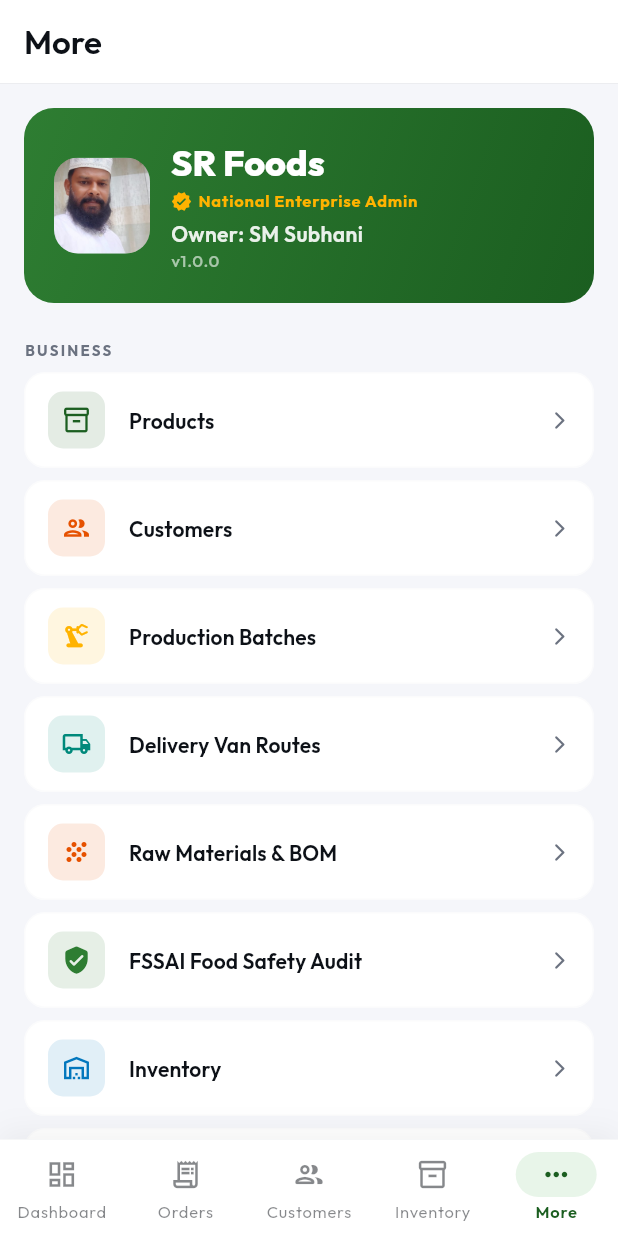
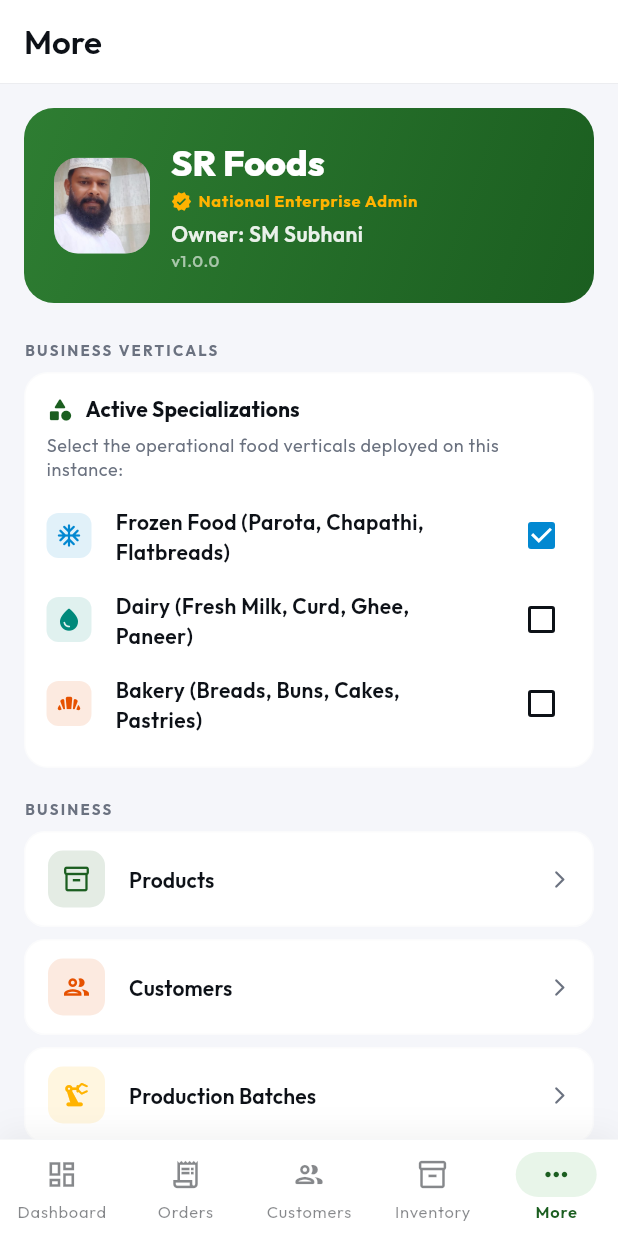
Before and after one commit to Shaik-Abdul-Sammed/SR-Foods, a Flutter app: the SettingsScreen screen opened by its route, on a phone screen of 412 x 824 dp. Run offline on Flutter 3.47's test engine with Material 3 defaults, Android fonts, the phone set to English and light mode, and no system bars; our stand-ins replace clock, connectivity_plus, drift, file_picker, fl_chart, flutter_animate and 14 more; missing offline and left inert: encrypt, mobile_scanner, sqlite3; accounts and stored records are empty; generated files the repository leaves out were written again; project files that could hold a hidden picture were left out.

Commit message:
feat(vertical): settings UI for vertical selection

```diff
--- a/lib/features/settings/presentation/screens/settings_screen.dart
+++ b/lib/features/settings/presentation/screens/settings_screen.dart
@@ -6,6 +6,7 @@ import '../../../../core/router/app_router.dart';
 import '../../../../core/theme/app_colors.dart';
 import '../../../../core/theme/app_text_styles.dart';
 import '../../../../core/theme/app_assets.dart';
+import '../../../../core/services/vertical_scope_service.dart';
 
 class SettingsScreen extends ConsumerWidget {
   const SettingsScreen({super.key});
@@ -57,6 +58,9 @@ class SettingsScreen extends ConsumerWidget {
           Padding(
             padding: const EdgeInsets.symmetric(horizontal: 16),
             child: Column(crossAxisAlignment: CrossAxisAlignment.start, children: [
+              _sectionHeader('BUSINESS VERTICALS'),
+              _verticalSelectionCard(context, ref),
+              const SizedBox(height: 12),
               _sectionHeader('BUSINESS'),
               _tile(context, 'Products', Icons.inventory_2_outlined, () => context.go(AppRoutes.products), color: AppColors.primary),
               _tile(context, 'Customers', Icons.people_outlined, () => context.go(AppRoutes.customers), color: AppColors.secondary),
@@ -113,4 +117,138 @@ class SettingsScreen extends ConsumerWidget {
       ),
     );
   }
+
+  Widget _verticalSelectionCard(BuildContext context, WidgetRef ref) {
+    final verticalScope = ref.watch(verticalScopeProvider);
+
+    return Container(
+      padding: const EdgeInsets.all(14),
+      decoration: BoxDecoration(
+        color: Theme.of(context).colorScheme.surface,
+        borderRadius: BorderRadius.circular(16),
+        border: Border.all(color: Theme.of(context).colorScheme.outline.withValues(alpha: 0.15)),
+      ),
+      child: Column(
+        crossAxisAlignment: CrossAxisAlignment.start,
+        children: [
+          Row(
+            children: [
+              const Icon(Icons.category_rounded, size: 18, color: AppColors.primary),
+              const SizedBox(width: 8),
+              Text(
+                'Active Specializations',
+                style: AppTextStyles.titleSmall.copyWith(fontWeight: FontWeight.w700),
+              ),
+            ],
+          ),
+          const SizedBox(height: 6),
+          Text(
+            'Select the operational food verticals deployed on this instance:',
+            style: AppTextStyles.bodySmall.copyWith(color: AppColors.textSecondary),
+          ),
+          const SizedBox(height: 8),
+          _verticalCheckbox(
+            context,
+            ref,
+            label: 'Frozen Food (Parota, Chapathi, Flatbreads)',
+            vertical: Vertical.frozen,
+            icon: Icons.ac_unit_rounded,
+            color: const Color(0xFF0288D1),
+            isSelected: verticalScope.isEnabled(Vertical.frozen),
+            currentSet: verticalScope.activeVerticals(),
+          ),
+          _verticalCheckbox(
+            context,
+            ref,
+            label: 'Dairy (Fresh Milk, Curd, Ghee, Paneer)',
+            vertical: Vertical.dairy,
+            icon: Icons.water_drop_rounded,
+            color: const Color(0xFF00897B),
+            isSelected: verticalScope.isEnabled(Vertical.dairy),
+            currentSet: verticalScope.activeVerticals(),
+          ),
+          _verticalCheckbox(
+            context,
+            ref,
+            label: 'Bakery (Breads, Buns, Cakes, Pastries)',
+            vertical: Vertical.bakery,
+            icon: Icons.bakery_dining_rounded,
+            color: const Color(0xFFE65100),
+            isSelected: verticalScope.isEnabled(Vertical.bakery),
+            currentSet: verticalScope.activeVerticals(),
+          ),
+        ],
+      ),
+    );
+  }
+
+  Widget _verticalCheckbox(
+    BuildContext context,
+    WidgetRef ref, {
+    required String label,
+    required Vertical vertical,
+    required IconData icon,
+    required Color color,
+    required bool isSelected,
+    required Set<Vertical> currentSet,
+  }) {
+    return CheckboxListTile(
+      contentPadding: EdgeInsets.zero,
+      dense: true,
+      activeColor: color,
+      value: isSelected,
+      secondary: Container(
+        padding: const EdgeInsets.all(6),
+        decoration: BoxDecoration(
+          color: color.withValues(alpha: 0.12),
+          borderRadius: BorderRadius.circular(8),
+        ),
+        child: Icon(icon, color: color, size: 18),
+      ),
+      title: Text(label, style: AppTextStyles.bodyMedium.copyWith(fontWeight: FontWeight.w600)),
+      onChanged: (bool? checked) {
+        if (checked == null) return;
+        final newSet = Set<Vertical>.from(currentSet);
+        if (checked) {
+          newSet.add(vertical);
+        } else {
+          if (newSet.length <= 1) {
+            ScaffoldMessenger.of(context).showSnackBar(
+              const SnackBar(
+                content: Text('At least one vertical must remain enabled.'),
+                backgroundColor: AppColors.error,
+              ),
+            );
+            return;
+          }
+          newSet.remove(vertical);
+        }
+
+        // Show confirmation dialog before applying change
+        showDialog<bool>(
+          context: context,
+          builder: (dialogCtx) => AlertDialog(
+            title: const Text('Update Business Verticals'),
+            content: const Text(
+              'Existing SKUs and orders are preserved. New forms will show fields for the selected verticals.',
+            ),
+            actions: [
+              TextButton(
+                onPressed: () => Navigator.of(dialogCtx).pop(false),
+                child: const Text('Cancel'),
+              ),
+              FilledButton(
+                onPressed: () => Navigator.of(dialogCtx).pop(true),
+                child: const Text('Confirm'),
+              ),
+            ],
+          ),
+        ).then((confirmed) {
+          if (confirmed == true) {
+            ref.read(verticalScopeProvider.notifier).setActive(newSet);
+          }
+        });
+      },
+    );
+  }
 }
```
